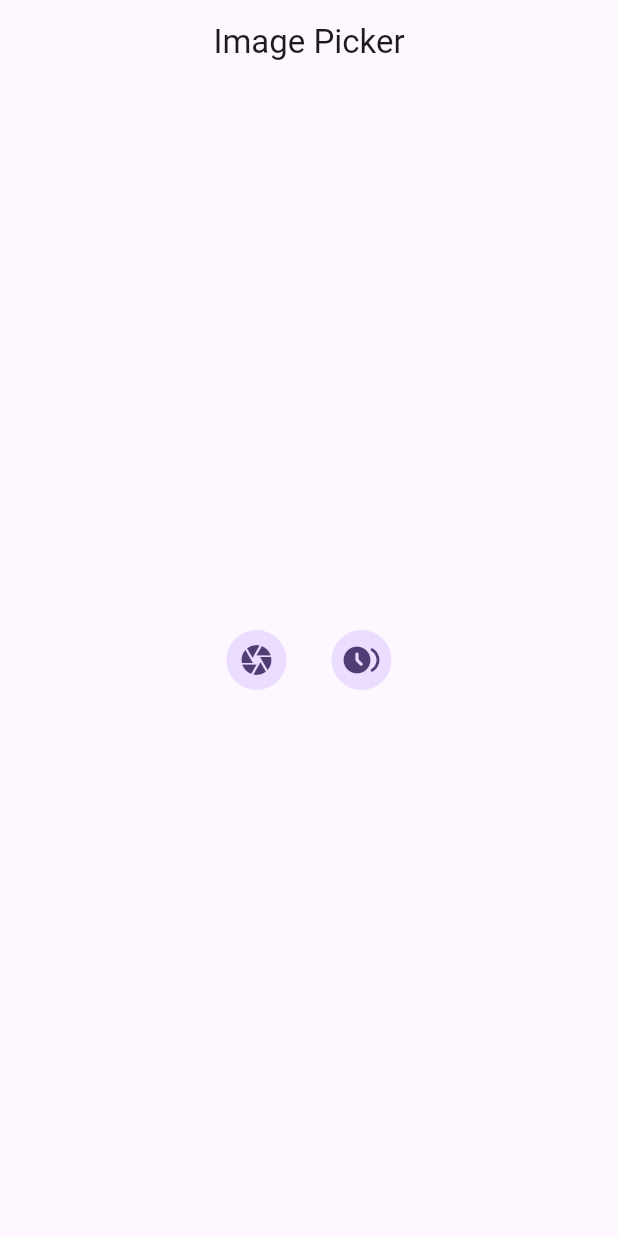
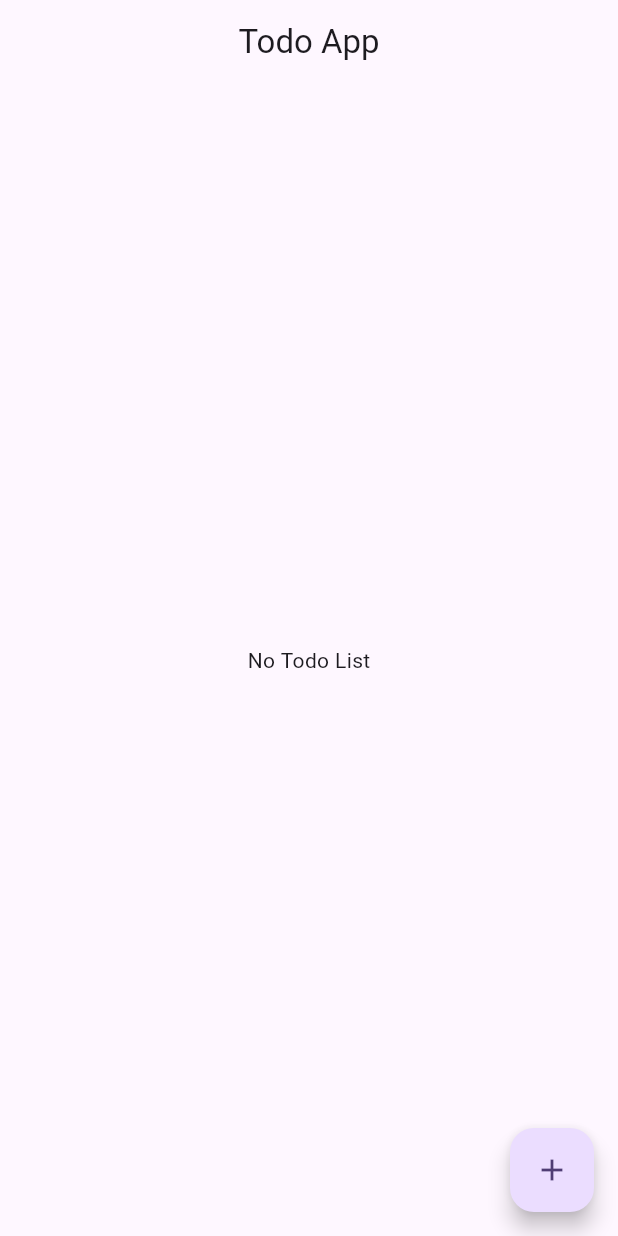
Before and after one commit to MGMSA6/Bloc, a Flutter app: the screen it shows after launch, on a phone screen of 412 x 824 dp. Run offline on Flutter 3.47's test engine with Material 3 defaults, Android fonts, the phone set to English and light mode, and no system bars; our stand-ins replace bloc, equatable, flutter_bloc, image_picker.

Commit message:
Todo App

```diff
--- /dev/null
+++ b/lib/blocs/todo_bloc/todo_bloc.dart
@@ -0,0 +1,25 @@
+import 'package:bloc/bloc.dart';
+import 'package:equatable/equatable.dart';
+
+part 'todo_event.dart';
+
+part 'todo_state.dart';
+
+class TodoBloc extends Bloc<TodoEvent, TodoState> {
+  final List<String> todoList = [];
+
+  TodoBloc() : super(const TodoState()) {
+    on<AddTodoEvent>(_addTodoEvent);
+    on<RemoveTodoEvent>(_removeTodoEvent);
+  }
+
+  void _addTodoEvent(AddTodoEvent event, Emitter<TodoState> states) {
+    todoList.add(event.task);
+    emit(state.copyWith(todoList: List.from(todoList)));
+  }
+
+  void _removeTodoEvent(RemoveTodoEvent event, Emitter<TodoState> states) {
+    todoList.remove(event.task);
+    emit(state.copyWith(todoList: List.from(todoList)));
+  }
+}
--- /dev/null
+++ b/lib/blocs/todo_bloc/todo_event.dart
@@ -0,0 +1,23 @@
+part of 'todo_bloc.dart';
+
+abstract class TodoEvent extends Equatable {
+  const TodoEvent();
+}
+
+class AddTodoEvent extends TodoEvent {
+  final String task;
+
+  const AddTodoEvent({required this.task});
+
+  @override
+  List<Object?> get props => [task];
+}
+
+class RemoveTodoEvent extends TodoEvent {
+  final Object task;
+
+  const RemoveTodoEvent({required this.task});
+
+  @override
+  List<Object?> get props => [task];
+}
--- /dev/null
+++ b/lib/blocs/todo_bloc/todo_state.dart
@@ -0,0 +1,14 @@
+part of 'todo_bloc.dart';
+
+class TodoState extends Equatable {
+  final List<String> todoList;
+
+  const TodoState({this.todoList = const []});
+
+  TodoState copyWith({List<String>? todoList}) {
+    return TodoState(todoList: todoList ?? this.todoList);
+  }
+
+  @override
+  List<Object?> get props => [todoList];
+}
--- a/lib/main.dart
+++ b/lib/main.dart
@@ -1,9 +1,9 @@
 import 'package:bloc_example/blocs/counter_bloc/counter_bloc.dart';
 import 'package:bloc_example/blocs/image_picker/image_picker_bloc.dart';
 import 'package:bloc_example/blocs/switch_bloc/switch_bloc.dart';
-import 'package:bloc_example/ui/counter_screen.dart';
+import 'package:bloc_example/blocs/todo_bloc/todo_bloc.dart';
 import 'package:bloc_example/ui/image_picker_screen.dart';
-import 'package:bloc_example/ui/multiple_states.dart';
+import 'package:bloc_example/ui/to_do_screen.dart';
 import 'package:bloc_example/utils/image_picker_utils.dart';
 import 'package:flutter/material.dart';
 import 'package:flutter_bloc/flutter_bloc.dart';
@@ -22,7 +22,8 @@ class MyApp extends StatelessWidget {
       providers: [
         BlocProvider(create: (context) => SwitchBloc()),
         BlocProvider(create: (context) => CounterBloc()),
-        BlocProvider(create: (context) => ImagePickerBloc(ImagePickerUtils()))
+        BlocProvider(create: (context) => ImagePickerBloc(ImagePickerUtils())),
+        BlocProvider(create: (context) => TodoBloc()),
       ],
       child: MaterialApp(
         title: 'Flutter Demo',
@@ -30,7 +31,7 @@ class MyApp extends StatelessWidget {
           colorScheme: ColorScheme.fromSeed(seedColor: Colors.deepPurple),
           useMaterial3: true,
         ),
-        home: const ImagePickerScreen(),
+        home: const ToDoScreen(),
       ),
     );
   }
--- /dev/null
+++ b/lib/ui/to_do_screen.dart
@@ -0,0 +1,53 @@
+import 'package:bloc_example/blocs/todo_bloc/todo_bloc.dart';
+import 'package:flutter/material.dart';
+import 'package:flutter_bloc/flutter_bloc.dart';
+
+class ToDoScreen extends StatefulWidget {
+  const ToDoScreen({super.key});
+
+  @override
+  State<ToDoScreen> createState() => _ToDoScreenState();
+}
+
+class _ToDoScreenState extends State<ToDoScreen> {
+  @override
+  Widget build(BuildContext context) {
+    return Scaffold(
+      appBar: AppBar(
+        centerTitle: true,
+        title: const Text("Todo App"),
+      ),
+      body: BlocBuilder<TodoBloc, TodoState>(
+        builder: (context, state) {
+          if (state.todoList.isEmpty) {
+            return const Center(child: Text("No Todo List"));
+          } else if (state.todoList.isNotEmpty) {
+            return ListView.builder(
+                itemCount: state.todoList.length,
+                itemBuilder: (context, index) {
+                  return ListTile(
+                    title: Text(state.todoList[index]),
+                    trailing: IconButton(
+                        icon: const Icon(Icons.delete),
+                        onPressed: () {
+                          context.read<TodoBloc>().add(
+                              RemoveTodoEvent(task: state.todoList[index]));
+                        }),
+                  );
+                });
+          } else {
+            return SizedBox();
+          }
+        },
+      ),
+      floatingActionButton: FloatingActionButton(
+        onPressed: () {
+          for (int i = 0; i < 5; i++) {
+            context.read<TodoBloc>().add(AddTodoEvent(task: 'Task $i'));
+          }
+        },
+        child: Icon(Icons.add),
+      ),
+    );
+  }
+}
```
